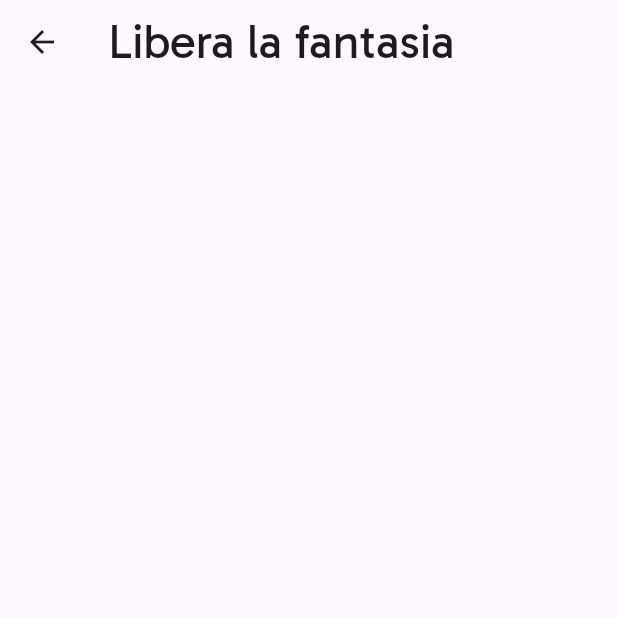
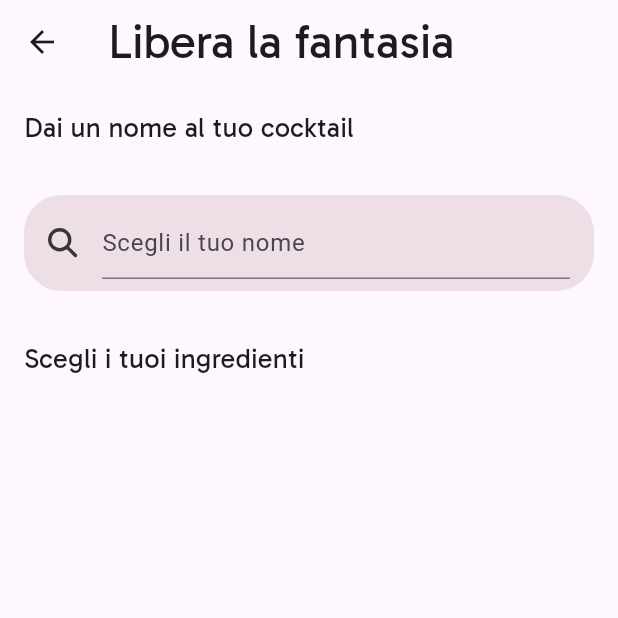
Before and after one commit to headintheclouds02/Cocktail, a Flutter app: the LiberaFantasiaScreen screen opened directly, on a phone screen of 412 x 824 dp, the top half of it. Run offline on Flutter 3.47's test engine with Material 3 defaults, Android fonts, the phone set to English and light mode, and no system bars; our stand-ins replace dio, flutter_svg; network calls fail.

Commit message:
svuota frigo e libera la fantasia

```diff
--- a/lib/components/add_card.dart
+++ b/lib/components/add_card.dart
@@ -30,7 +30,7 @@ class AddCard extends StatelessWidget {
             children: [
               Text(
                 title,
-                style: TextStyle(fontFamily: 'Gabarito', fontSize: 20),
+                style: TextStyle(fontFamily: 'Gabarito', fontSize: 25),
                 textAlign: TextAlign.center,
               ),
               Text(
--- a/lib/screens/libera_fantasia_screen.dart
+++ b/lib/screens/libera_fantasia_screen.dart
@@ -1,4 +1,8 @@
 import 'package:flutter/material.dart';
+import 'package:flutter_svg/svg.dart';
+
+import '../components/search_bar.dart';
+import '../theme/app_colors.dart';
 
 class LiberaFantasiaScreen extends StatelessWidget {
   final String title;
@@ -9,7 +13,36 @@ class LiberaFantasiaScreen extends StatelessWidget {
     return Scaffold(
       appBar: AppBar(
         title: Text(title, style: TextStyle(fontFamily: 'Gabarito', fontSize: 32)),
-      )
+      ),
+      body: Padding(
+        padding: const EdgeInsets.symmetric(horizontal: 16),
+        child: ListView(
+          children: [
+            Padding(
+              padding: const EdgeInsets.symmetric(vertical: 16),
+              child: Text("Dai un nome al tuo cocktail", style: TextStyle(fontFamily: 'Gabarito', fontSize: 18)),
+            ),
+            Padding(
+              padding: const EdgeInsets.symmetric(vertical: 16),
+              child: CustomSearchBar(
+                hintText: ('Scegli il tuo nome'),
+                onChanged: (value) {},
+                icon: SvgPicture.asset(
+                  'assets/img/icone/search.svg',
+                  width: 20,
+                  height: 20,
+                  color: AppColors.iconFocused,
+                ),
+              ),
+            ),
+            Padding(
+              padding: const EdgeInsets.symmetric(vertical: 16),
+              child: Text("Scegli i tuoi ingredienti", style: TextStyle(fontFamily: 'Gabarito', fontSize: 18)),
+            ),
+          ],
+
+        ),
+      ),
 
     );
   }
```
Also changed, not shown: lib/screens/svuota_frigo_screen.dart (+51 -5 lines).
